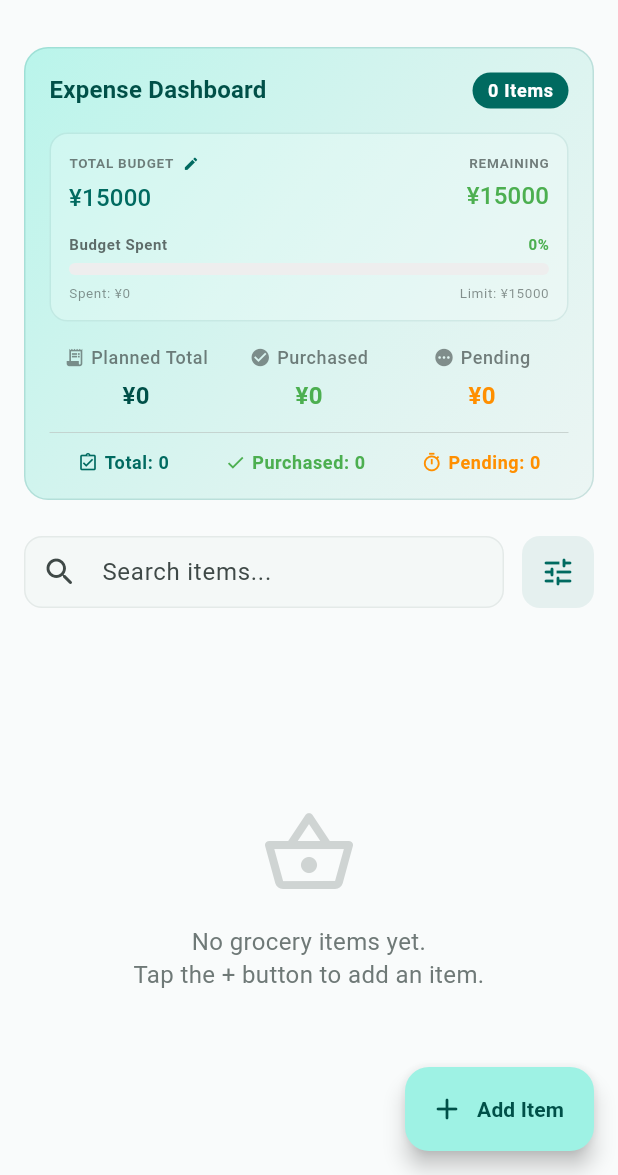
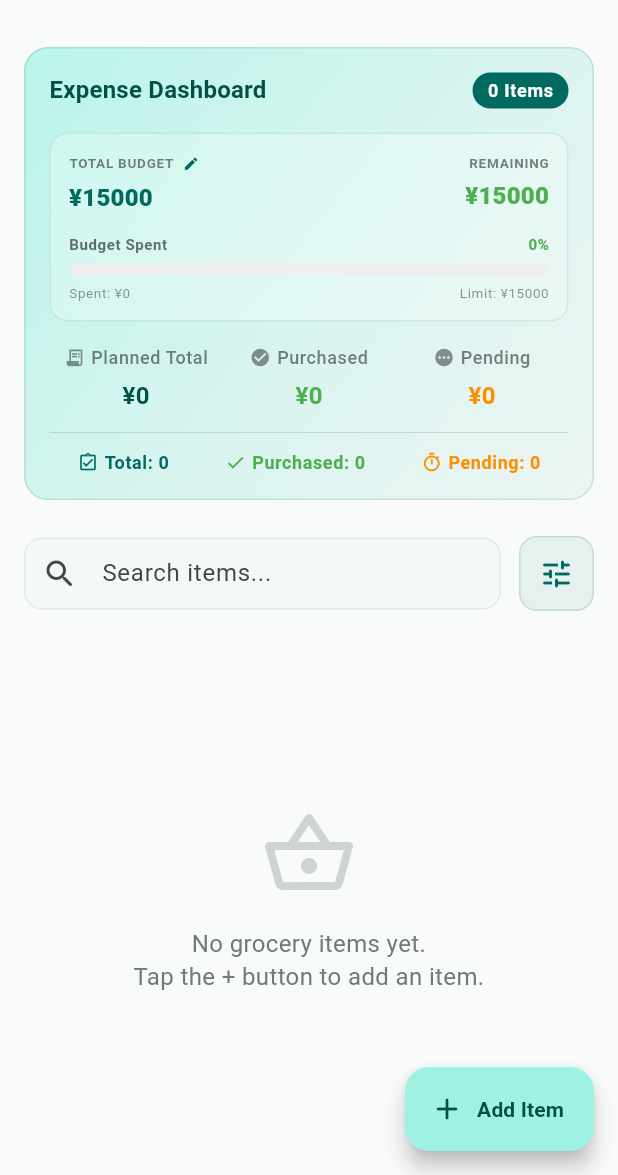
Before and after one commit to chanlayko/Grocery-List, a Flutter app: the screen it shows after launch, on a phone screen of 412 x 824 dp, the part 61-1236 px from its top. Run offline on Flutter 3.47's test engine with Material 3 defaults, Android fonts, the phone set to English and light mode, and no system bars; our stand-ins replace flutter_riverpod, hive, hive_flutter; accounts and stored records are empty.

Commit message:
refactor: fix UI components and update Android build
- Corrected deprecated CardTheme usage
- Fixed Border.all implementation
- Standardized typography weights
- Updated Android Gradle wrapper and properties

```diff
--- a/lib/core/theme/app_theme.dart
+++ b/lib/core/theme/app_theme.dart
@@ -9,7 +9,7 @@
         brightness: Brightness.light,
         surface: const Color(0xFFF9FBFB),
       ),
-      cardTheme: const CardTheme(
+      cardTheme: const CardThemeData(
         elevation: 1,
         margin: EdgeInsets.symmetric(horizontal: 16, vertical: 6),
       ),
@@ -29,7 +29,7 @@
         brightness: Brightness.dark,
         surface: const Color(0xFF121818),
       ),
-      cardTheme: const CardTheme(
+      cardTheme: const CardThemeData(
         elevation: 1,
         margin: EdgeInsets.symmetric(horizontal: 16, vertical: 6),
       ),
--- a/lib/features/grocery/presentation/screens/home_screen.dart
+++ b/lib/features/grocery/presentation/screens/home_screen.dart
@@ -178,7 +178,7 @@
                     decoration: BoxDecoration(
                       color: theme.colorScheme.primary.withOpacity(0.08),
                       borderRadius: BorderRadius.circular(12),
-                      border: Border.solid(
+                      border: Border.all(
                         color: theme.colorScheme.primary.withOpacity(0.15)
                       )
                     ),
@@ -308,7 +308,7 @@
                             Text(
                               '¥${metrics.remainingBudget.toStringAsFixed(0)}',
                               style: theme.textTheme.titleMedium?.copyWith(
-                                fontWeight: FontWeight.black,
+                                fontWeight: FontWeight.w900,
                                 color: remainingBudgetColor,
                               ),
                             ),
@@ -711,7 +711,7 @@
         Text(
           '¥${widget.totalBudget.toStringAsFixed(0)}',
           style: theme.textTheme.titleMedium?.copyWith(
-            fontWeight: FontWeight.black,
+            fontWeight: FontWeight.w900,
             color: theme.colorScheme.primary,
           ),
         ),
```
Also changed, not shown: 2 other files.
